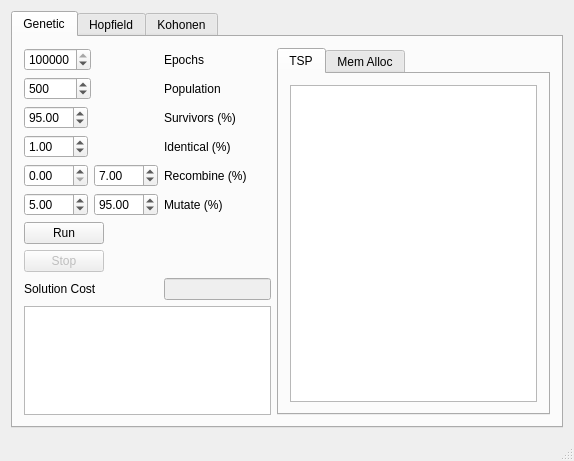
Old version of the form src/mainwindow.ui in the repository balsini/NeuroLab.
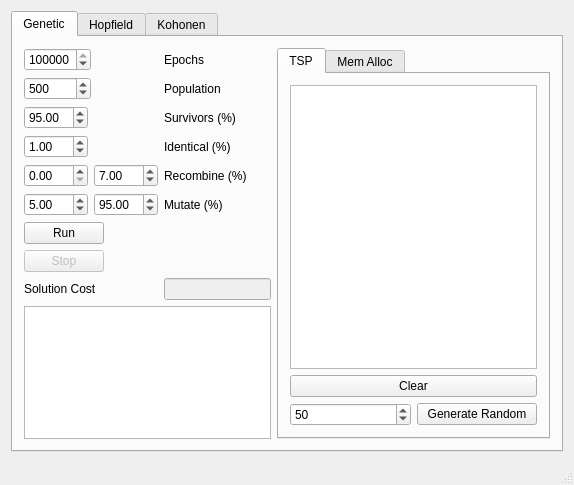
New version of the form. The open tabs and pages were chosen to show the change. Custom widgets are drawn as their Qt base class.

Commit message: Added functions to randomly generate and clean TSP destination

The edit to the form file:
```diff
--- a/src/mainwindow.ui
+++ b/src/mainwindow.ui
@@ -7,7 +7,7 @@
     <x>0</x>
     <y>0</y>
     <width>574</width>
-    <height>461</height>
+    <height>485</height>
    </rect>
   </property>
   <property name="windowTitle">
@@ -238,6 +238,34 @@
               </property>
              </widget>
             </item>
+            <item row="1" column="0">
+             <widget class="QPushButton" name="clearTSP">
+              <property name="text">
+               <string>Clear</string>
+              </property>
+             </widget>
+            </item>
+            <item row="2" column="0">
+             <layout class="QHBoxLayout" name="horizontalLayout_10">
+              <item>
+               <widget class="QSpinBox" name="generateTSPsize">
+                <property name="maximum">
+                 <number>500</number>
+                </property>
+                <property name="value">
+                 <number>50</number>
+                </property>
+               </widget>
+              </item>
+              <item>
+               <widget class="QPushButton" name="generateTSP">
+                <property name="text">
+                 <string>Generate Random</string>
+                </property>
+               </widget>
+              </item>
+             </layout>
+            </item>
            </layout>
           </widget>
           <widget class="QWidget" name="tab_2">
@@ -537,6 +565,14 @@
     <slot>showNumericalValue(int)</slot>
    </slots>
   </customwidget>
+  <customwidget>
+   <class>TSPDisplay</class>
+   <extends>QGraphicsView</extends>
+   <header>tsp/tspdisplay.h</header>
+   <slots>
+    <slot>clear()</slot>
+   </slots>
+  </customwidget>
  </customwidgets>
  <resources/>
  <connections>
```
Left out of the diff: 40 changed lines with no effect on the pictures. The commit also changes 7 other files.
